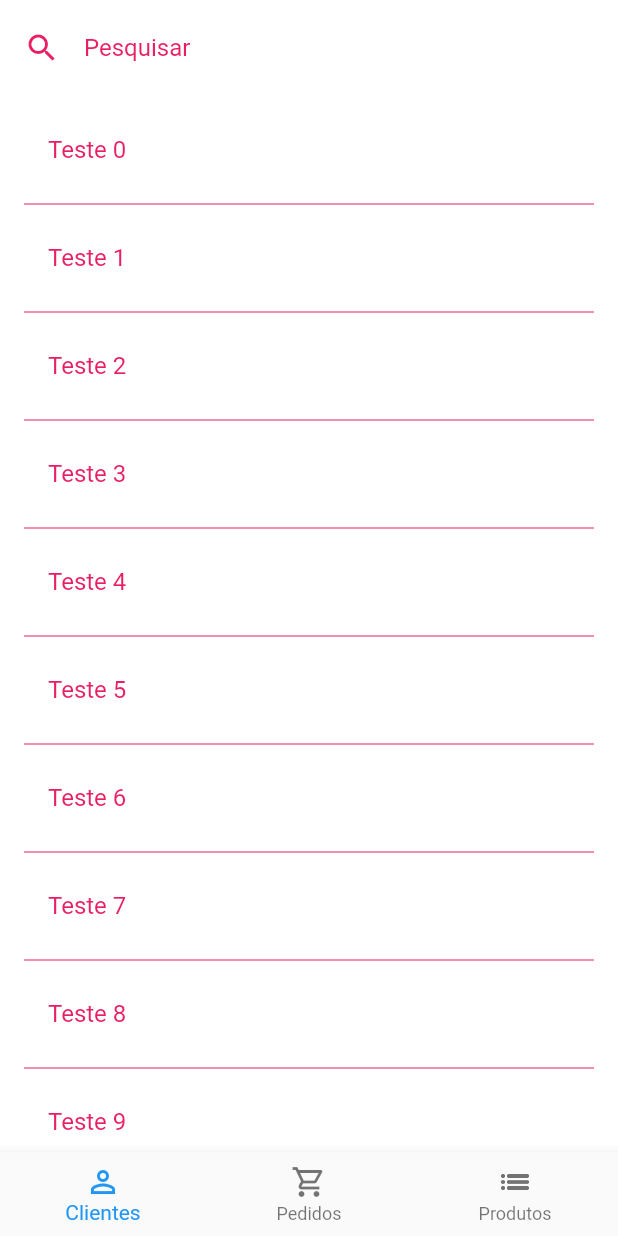
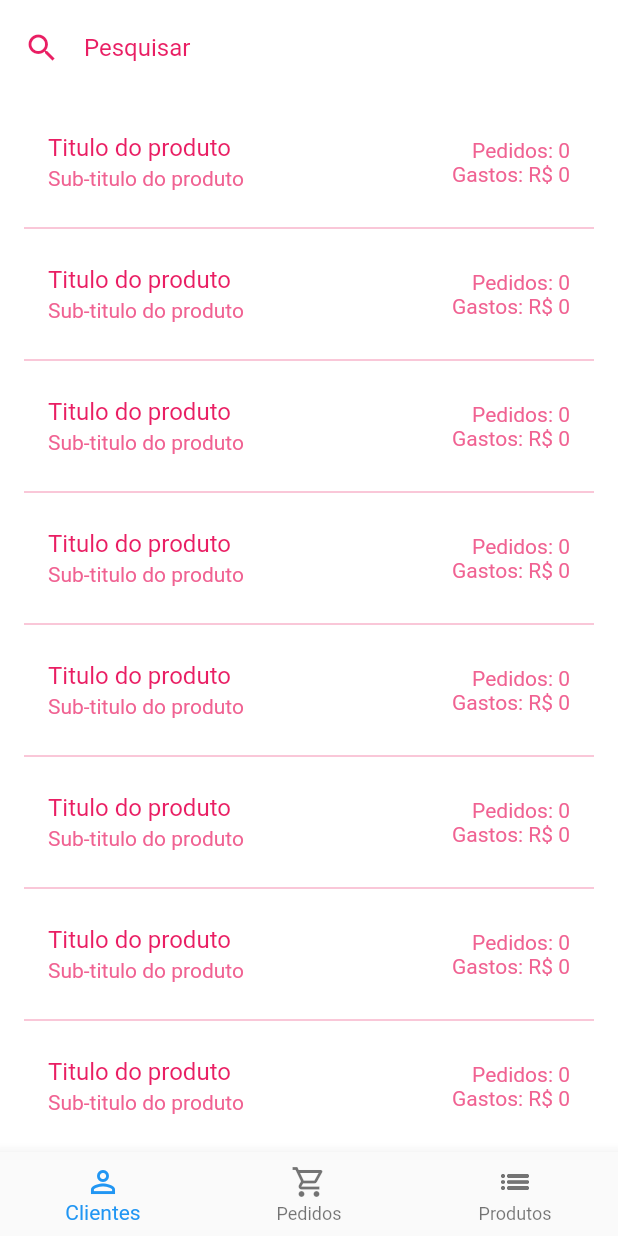
Before and after one commit to ClodoaldoRibeiro/gerenciadorloja_app, a Flutter app: the HomeUI screen opened directly, on a phone screen of 412 x 824 dp. Run offline on Flutter 3.47's test engine with Material 2 defaults, Android fonts, the phone set to English and light mode, and no system bars; our stand-ins replace cloud_firestore, firebase_auth, rxdart; missing offline and left inert: bloc_pattern; accounts and stored records are empty; Roboto replaces fonts that are missing (Montserrat).

Commit message:
Adiconar o user tile de pedidos

```diff
--- a/lib/ui/android/home_ui.dart
+++ b/lib/ui/android/home_ui.dart
@@ -1,5 +1,5 @@
 import 'package:flutter/material.dart';
-import 'package:gerenciadorloja_app/ui/android/tabs/user_tab.dart';
+import 'package:gerenciadorloja_app/ui/android/tabs/user_tab_ui.dart';
 import 'package:gerenciadorloja_app/ui/themes/app_colors.dart';
 
 class HomeUI extends StatefulWidget {
@@ -37,7 +37,7 @@ class _HomeUIState extends State<HomeUI> {
           },
           controller: _pageController,
           children: [
-            UserTab(),
+            UserTabUI(),
             Container(
               color: AppColors.COR_PALLETA[300],
             ),
--- a/lib/ui/android/tabs/user_tab.dart
+++ b/lib/ui/android/tabs/user_tab_ui.dart
@@ -1,18 +1,21 @@
 import 'package:flutter/material.dart';
+import 'package:gerenciadorloja_app/ui/android/widgets/user_tile_ui.dart';
 import 'package:gerenciadorloja_app/ui/themes/app_colors.dart';
 
-class UserTab extends StatelessWidget {
+class UserTabUI extends StatelessWidget {
   @override
   Widget build(BuildContext context) {
+    final textStyle = TextStyle(color: AppColors.COR_PRIMARIA);
+
     return Column(
       children: [
         Padding(
           padding: const EdgeInsets.symmetric(horizontal: 16, vertical: 8.0),
           child: TextField(
-            style: TextStyle(color: AppColors.COR_PRIMARIA),
+            style: textStyle,
             decoration: InputDecoration(
                 hintText: "Pesquisar",
-                hintStyle: TextStyle(color: AppColors.COR_PRIMARIA),
+                hintStyle: textStyle,
                 icon: Icon(
                   Icons.search_outlined,
                   color: AppColors.COR_PRIMARIA,
@@ -25,19 +28,14 @@ class UserTab extends StatelessWidget {
             padding: const EdgeInsets.symmetric(horizontal: 16, vertical: 8.0),
             child: ListView.separated(
                 itemBuilder: (context, index) {
-                  return ListTile(
-                    title: Text(
-                      "Teste ${index}",
-                      style: TextStyle(color: AppColors.COR_PRIMARIA),
-                    ),
-                  );
+                  return UserTileUI();
                 },
                 separatorBuilder: (context, index) {
                   return Divider(
-                    color: AppColors.COR_PRIMARIA,
+                    color: AppColors.COR_PALLETA[200],
                   );
                 },
-                itemCount: 30),
+                itemCount: 50),
           ),
         )
       ],
--- /dev/null
+++ b/lib/ui/android/widgets/user_tile_ui.dart
@@ -0,0 +1,34 @@
+import 'package:flutter/material.dart';
+import 'package:gerenciadorloja_app/ui/themes/app_colors.dart';
+
+class UserTileUI extends StatelessWidget {
+  @override
+  Widget build(BuildContext context) {
+    final textStyle = TextStyle(color: AppColors.COR_PALLETA[300]);
+
+    return ListTile(
+      title: Text(
+        "Titulo do produto",
+        style: TextStyle(color: AppColors.COR_PRIMARIA),
+      ),
+      subtitle: Text(
+        'Sub-titulo do produto',
+        style: textStyle,
+      ),
+      trailing: Column(
+        crossAxisAlignment: CrossAxisAlignment.end,
+        mainAxisAlignment: MainAxisAlignment.center,
+        children: [
+          Text(
+            "Pedidos: 0",
+            style: textStyle,
+          ),
+          Text(
+            "Gastos: R\$ 0",
+            style: textStyle,
+          ),
+        ],
+      ),
+    );
+  }
+}
```
